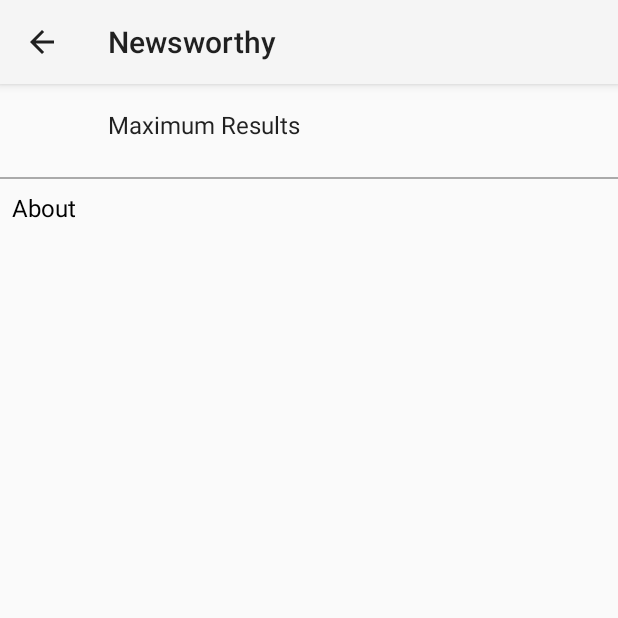
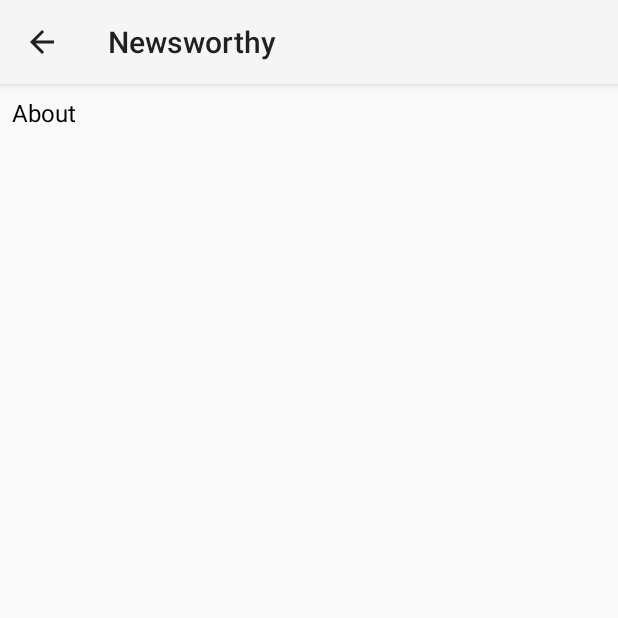
Before and after one commit to bqfix/Newsworthy, an Android app: the screen it shows after launch (PreferencesActivity), after a tap on "Preferences", on a phone screen of 412 x 824 dp, the top half of it. Run offline under Robolectric (Android 15) with nearby library versions, the phone set to English and light mode, and no system bars; our stand-ins replace androidx.preference; 1 other tap on this screen came first.

Commit message:
Deleted Preferences, added search logic
Got it working

```diff
--- a/app/src/main/java/com/example/android/newsworthy/MainActivity.java
+++ b/app/src/main/java/com/example/android/newsworthy/MainActivity.java
@@ -2,7 +2,9 @@
 
 import android.content.Context;
 import android.content.Intent;
+import android.content.SharedPreferences;
 import android.net.Uri;
+import android.preference.PreferenceManager;
 import android.support.annotation.NonNull;
 import android.support.annotation.Nullable;
 import android.support.v4.app.LoaderManager;
@@ -43,9 +45,9 @@
     private static TextView mErrorText;
     private static NewsStoriesAdapter mNewsStoriesAdapter;
 
-    private ArrayList<NewsStory> mTestArray;
+    private final int LOADER_ID = 27;
 
-    private final int LOADER_ID = 27;
+    private final String BASE_URL = "https://content.guardianapis.com/search";
 
 
     @Override
@@ -62,26 +64,6 @@
         mErrorText = (TextView) findViewById(R.id.error_text);
 
 
-
-//        mTestArray = new ArrayList<>();
-//        mTestArray.add(new NewsStory("Female peers condemn 'misogynistic' attitudes in Lord Lester debate", "2018-11-16T18:50:43Z", "https://www.theguardian.com/politics/2018/nov/16/female-peers-condemn-misogynistic-attitudes-in-lord-lester-debate"));
-//        mTestArray.add(new NewsStory("Female peers condemn 'misogynistic' attitudes in Lord Lester debate", "2018-11-16T18:50:43Z", "https://www.theguardian.com/politics/2018/nov/16/female-peers-condemn-misogynistic-attitudes-in-lord-lester-debate"));
-//        mTestArray.add(new NewsStory("Female peers condemn 'misogynistic' attitudes in Lord Lester debate", "2018-11-16T18:50:43Z", "https://www.theguardian.com/politics/2018/nov/16/female-peers-condemn-misogynistic-attitudes-in-lord-lester-debate"));
-//        mTestArray.add(new NewsStory("Female peers condemn 'misogynistic' attitudes in Lord Lester debate", "2018-11-16T18:50:43Z", "https://www.theguardian.com/politics/2018/nov/16/female-peers-condemn-misogynistic-attitudes-in-lord-lester-debate"));
-//        mTestArray.add(new NewsStory("Female peers condemn 'misogynistic' attitudes in Lord Lester debate", "2018-11-16T18:50:43Z", "https://www.theguardian.com/politics/2018/nov/16/female-peers-condemn-misogynistic-attitudes-in-lord-lester-debate"));
-//        mTestArray.add(new NewsStory("Female peers condemn 'misogynistic' attitudes in Lord Lester debate", "2018-11-16T18:50:43Z", "https://www.theguardian.com/politics/2018/nov/16/female-peers-condemn-misogynistic-attitudes-in-lord-lester-debate"));
-//        mTestArray.add(new NewsStory("Female peers condemn 'misogynistic' attitudes in Lord Lester debate", "2018-11-16T18:50:43Z", "https://www.theguardian.com/politics/2018/nov/16/female-peers-condemn-misogynistic-attitudes-in-lord-lester-debate"));
-//        mTestArray.add(new NewsStory("Female peers condemn 'misogynistic' attitudes in Lord Lester debate", "2018-11-16T18:50:43Z", "https://www.theguardian.com/politics/2018/nov/16/female-peers-condemn-misogynistic-attitudes-in-lord-lester-debate"));
-//        mTestArray.add(new NewsStory("Female peers condemn 'misogynistic' attitudes in Lord Lester debate", "2018-11-16T18:50:43Z", "https://www.theguardian.com/politics/2018/nov/16/female-peers-condemn-misogynistic-attitudes-in-lord-lester-debate"));
-//        mTestArray.add(new NewsStory("Female peers condemn 'misogynistic' attitudes in Lord Lester debate", "2018-11-16T18:50:43Z", "https://www.theguardian.com/politics/2018/nov/16/female-peers-condemn-misogynistic-attitudes-in-lord-lester-debate"));
-//        mTestArray.add(new NewsStory("Female peers condemn 'misogynistic' attitudes in Lord Lester debate", "2018-11-16T18:50:43Z", "https://www.theguardian.com/politics/2018/nov/16/female-peers-condemn-misogynistic-attitudes-in-lord-lester-debate"));
-//        mTestArray.add(new NewsStory("Female peers condemn 'misogynistic' attitudes in Lord Lester debate", "2018-11-16T18:50:43Z", "https://www.theguardian.com/politics/2018/nov/16/female-peers-condemn-misogynistic-attitudes-in-lord-lester-debate"));
-//        mTestArray.add(new NewsStory("Female peers condemn 'misogynistic' attitudes in Lord Lester debate", "2018-11-16T18:50:43Z", "https://www.theguardian.com/politics/2018/nov/16/female-peers-condemn-misogynistic-attitudes-in-lord-lester-debate"));
-//        mTestArray.add(new NewsStory("Female peers condemn 'misogynistic' attitudes in Lord Lester debate", "2018-11-16T18:50:43Z", "https://www.theguardian.com/politics/2018/nov/16/female-peers-condemn-misogynistic-attitudes-in-lord-lester-debate"));
-//        mTestArray.add(new NewsStory("Female peers condemn 'misogynistic' attitudes in Lord Lester debate", "2018-11-16T18:50:43Z", "https://www.theguardian.com/politics/2018/nov/16/female-peers-condemn-misogynistic-attitudes-in-lord-lester-debate"));
-//        mTestArray.add(new NewsStory("Female peers condemn 'misogynistic' attitudes in Lord Lester debate", "2018-11-16T18:50:43Z", "https://www.theguardian.com/politics/2018/nov/16/female-peers-condemn-misogynistic-attitudes-in-lord-lester-debate"));
-//        mTestArray.add(new NewsStory("Female peers condemn 'misogynistic' attitudes in Lord Lester debate", "2018-11-16T18:50:43Z", "https://www.theguardian.com/politics/2018/nov/16/female-peers-condemn-misogynistic-attitudes-in-lord-lester-debate"));
-
         //Logic to Setup RecyclerView
         LinearLayoutManager layoutManager = new LinearLayoutManager(this, LinearLayoutManager.VERTICAL, false);
         mResultsRecycler.setLayoutManager(layoutManager);
@@ -91,6 +73,15 @@
         mResultsRecycler.setAdapter(mNewsStoriesAdapter);
 
         getSupportLoaderManager().initLoader(LOADER_ID,null,this);
+
+        mExecuteSearch.setOnClickListener(new View.OnClickListener() {
+            @Override
+            public void onClick(View v) {
+                getSupportLoaderManager().restartLoader(LOADER_ID,null,MainActivity.this);
+                hideKeyboard();
+                mSearchLayout.setVisibility(View.GONE);
+            }
+        });
 
     }
 
@@ -209,9 +200,22 @@
     @NonNull
     @Override
     public Loader onCreateLoader(int i, @Nullable Bundle bundle) {
-        //TODO implement Uri building into string from Preferences
+        //Get Max Results from preferences
+        String query = mSearchText.getText().toString();
 
-        return new NewsStoriesLoader(this, testUrlString);
+        Uri baseUri = Uri.parse(BASE_URL);
+
+        Uri.Builder uriBuilder = baseUri.buildUpon();
+
+        if (query != null && query != "") {
+            uriBuilder.appendQueryParameter("q",query);
+        }
+        uriBuilder.appendQueryParameter("api-key", "test");
+
+        Uri builtUri = uriBuilder.build();
+
+
+        return new NewsStoriesLoader(this, builtUri.toString());
     }
 
     @Override
--- a/app/src/main/java/com/example/android/newsworthy/PreferencesActivity.java
+++ b/app/src/main/java/com/example/android/newsworthy/PreferencesActivity.java
@@ -19,13 +19,6 @@
         super.onCreate(savedInstanceState);
         setContentView(R.layout.activity_preferences);
 
-        if (savedInstanceState == null) {
-            Fragment preferenceFragment = new NewsPreferences();
-            FragmentTransaction ft = getSupportFragmentManager().beginTransaction();
-            ft.add(R.id.pref_container, preferenceFragment);
-            ft.commit();
-        }
-
         //Set views
         mAboutText = (TextView) findViewById(R.id.about_text_view);
 
@@ -40,11 +33,5 @@
 
     }
 
-    //Preferences Fragment Class
-    public static class NewsPreferences extends PreferenceFragmentCompat {
-        @Override
-        public void onCreatePreferences(Bundle bundle, String s) {
-            addPreferencesFromResource(R.xml.preferences);
-        }
-    }
+
 }
--- a/app/src/main/res/layout/activity_preferences.xml
+++ b/app/src/main/res/layout/activity_preferences.xml
@@ -6,19 +6,6 @@
     android:layout_height="match_parent"
     android:orientation="vertical"
     tools:context=".PreferencesActivity">
-
-    <FrameLayout
-        android:id="@+id/pref_container"
-        android:layout_width="match_parent"
-        android:layout_height="wrap_content" />
-
-    <View
-        android:layout_width="match_parent"
-        android:layout_height="1dp"
-        android:layout_marginTop="8dp"
-        android:background="@android:color/darker_gray"
-        android:paddingLeft="8dp"
-        android:paddingRight="8dp" />
 
     <TextView
         android:id="@+id/about_text_view"
--- a/app/src/main/res/values/strings.xml
+++ b/app/src/main/res/values/strings.xml
@@ -10,9 +10,6 @@
 
     <!-- Preferences Activity Strings -->
     <string name="about">About</string>
-    <string name="max_results_key" translatable="false">max_results</string>
-    <string name="max_results_default" translatable="false">10</string>
-    <string name="max_results_label">Maximum Results</string>
 
 
     <!-- About Activity Strings -->
--- a/app/src/main/res/xml/preferences.xml
+++ /dev/null
@@ -1,12 +0,0 @@
-<?xml version="1.0" encoding="utf-8"?>
-<PreferenceScreen xmlns:android="http://schemas.android.com/apk/res/android"
-    android:title="@string/preferences">
-
-    <EditTextPreference
-        android:defaultValue="@string/max_results_default"
-        android:inputType="numberDecimal"
-        android:key="@string/max_results_key"
-        android:selectAllOnFocus="true"
-        android:title="@string/max_results_label" />
-
-</PreferenceScreen>
```
